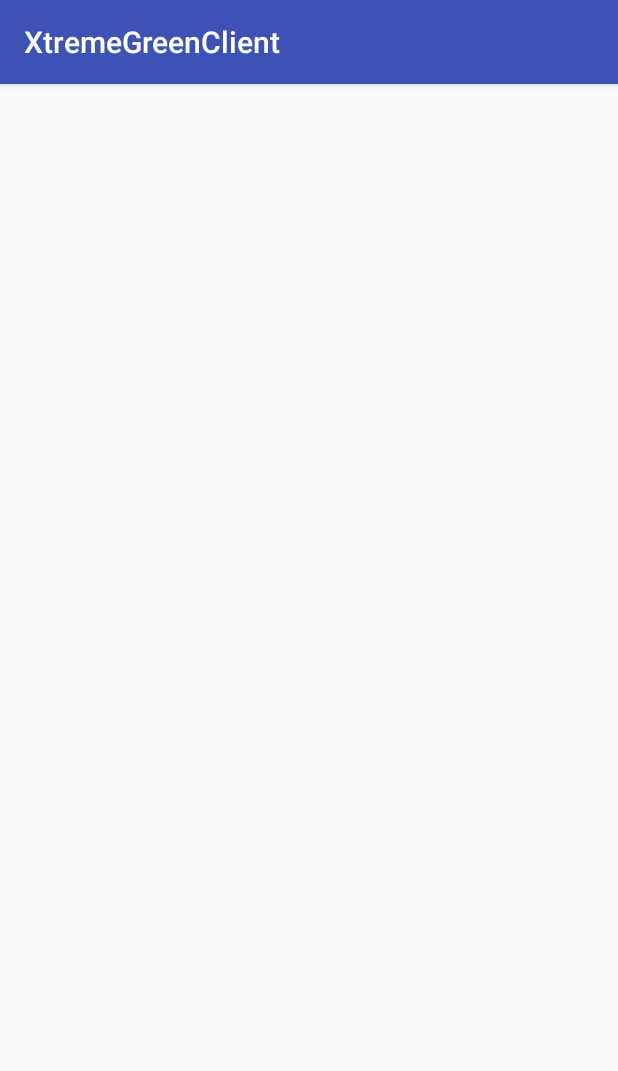
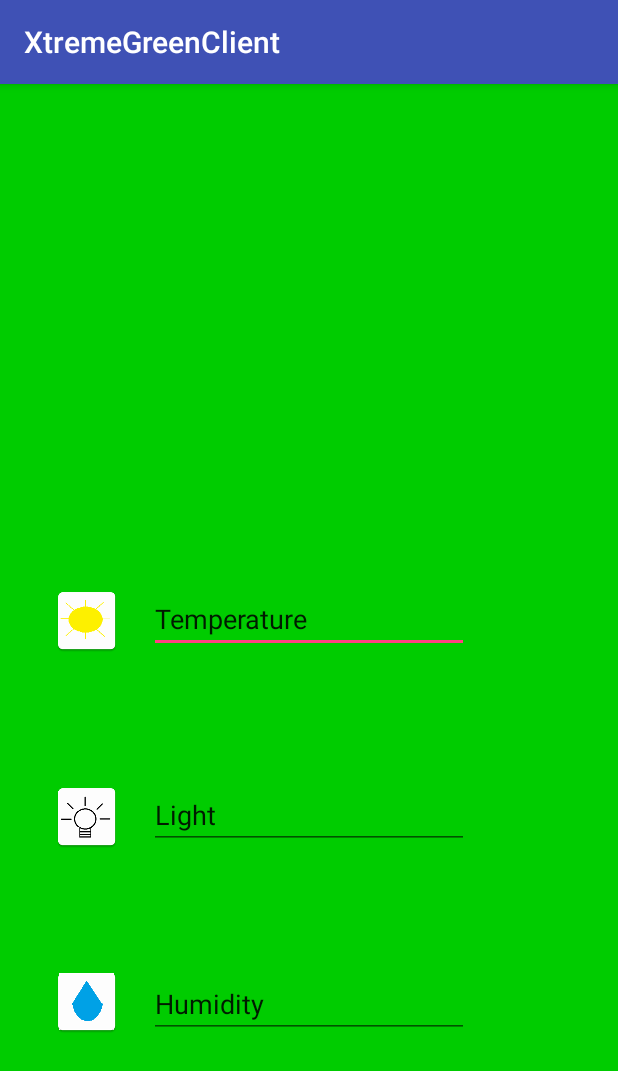
Before and after one commit to 2ndPerk/XtremeGreenClientApp, an Android app: the screen it shows after launch (MainActivity), on a phone screen of 412 x 824 dp. Shown: the top 1071 px of the screen. Run offline under Robolectric (Android 15) with nearby library versions, the phone set to English and light mode, and no system bars.

Commit message:
Copied content of overview.xml to activity_main.xml.
-Michael

```diff
--- a/app/src/main/res/layout/activity_main.xml
+++ b/app/src/main/res/layout/activity_main.xml
@@ -1,8 +1,65 @@
 <?xml version="1.0" encoding="utf-8"?>
-<android.support.constraint.ConstraintLayout xmlns:android="http://schemas.android.com/apk/res/android"
+<RelativeLayout xmlns:android="http://schemas.android.com/apk/res/android"
     xmlns:app="http://schemas.android.com/apk/res-auto"
-    xmlns:tools="http://schemas.android.com/tools"
     android:layout_width="match_parent"
     android:layout_height="match_parent"
-    tools:context="com.example.perk.xtremegreenclient.MainActivity">
-</android.support.constraint.ConstraintLayout>
+    android:background="@color/XtremeGreen">
+
+    <EditText
+        android:id="@+id/editText2"
+        android:layout_width="wrap_content"
+        android:layout_height="wrap_content"
+        android:layout_above="@+id/editText3"
+        android:layout_centerHorizontal="true"
+        android:layout_marginBottom="85dp"
+        android:ems="10"
+        android:inputType="textPersonName"
+        android:text="Temperature" />
+
+    <EditText
+        android:id="@+id/editText3"
+        android:layout_width="wrap_content"
+        android:layout_height="wrap_content"
+        android:layout_above="@+id/imageView5"
+        android:layout_alignStart="@+id/editText2"
+        android:layout_marginBottom="78dp"
+        android:ems="10"
+        android:inputType="textPersonName"
+        android:text="Light" />
+
+    <EditText
+        android:id="@+id/editText4"
+        android:layout_width="wrap_content"
+        android:layout_height="wrap_content"
+        android:layout_alignParentBottom="true"
+        android:layout_alignStart="@+id/editText3"
+        android:layout_marginBottom="132dp"
+        android:ems="10"
+        android:inputType="textPersonName"
+        android:text="Humidity" />
+
+    <ImageView
+        android:id="@+id/imageView3"
+        android:layout_width="wrap_content"
+        android:layout_height="wrap_content"
+        app:srcCompat="@mipmap/temperature_icon"
+        android:layout_alignTop="@+id/editText2"
+        android:layout_toStartOf="@+id/editText2"
+        android:layout_marginEnd="17dp" />
+
+    <ImageView
+        android:id="@+id/imageView4"
+        android:layout_width="wrap_content"
+        android:layout_height="wrap_content"
+        android:layout_alignStart="@+id/imageView3"
+        android:layout_alignTop="@+id/editText3"
+        app:srcCompat="@mipmap/light_icon" />
+
+    <ImageView
+        android:id="@+id/imageView5"
+        android:layout_width="wrap_content"
+        android:layout_height="wrap_content"
+        app:srcCompat="@mipmap/humidity_icon"
+        android:layout_alignBottom="@+id/editText4"
+        android:layout_alignStart="@+id/imageView4" />
+</RelativeLayout>
```
Also changed, not shown: app/src/main/res/layout/overview.xml (deleted, +0 -74 lines).
